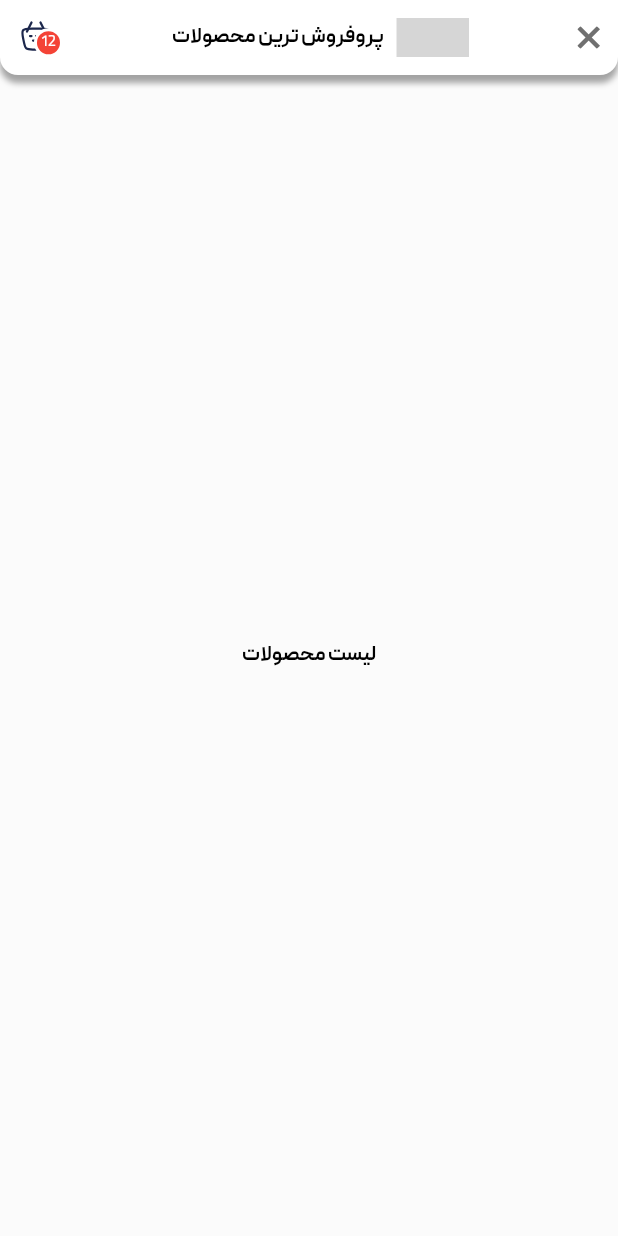
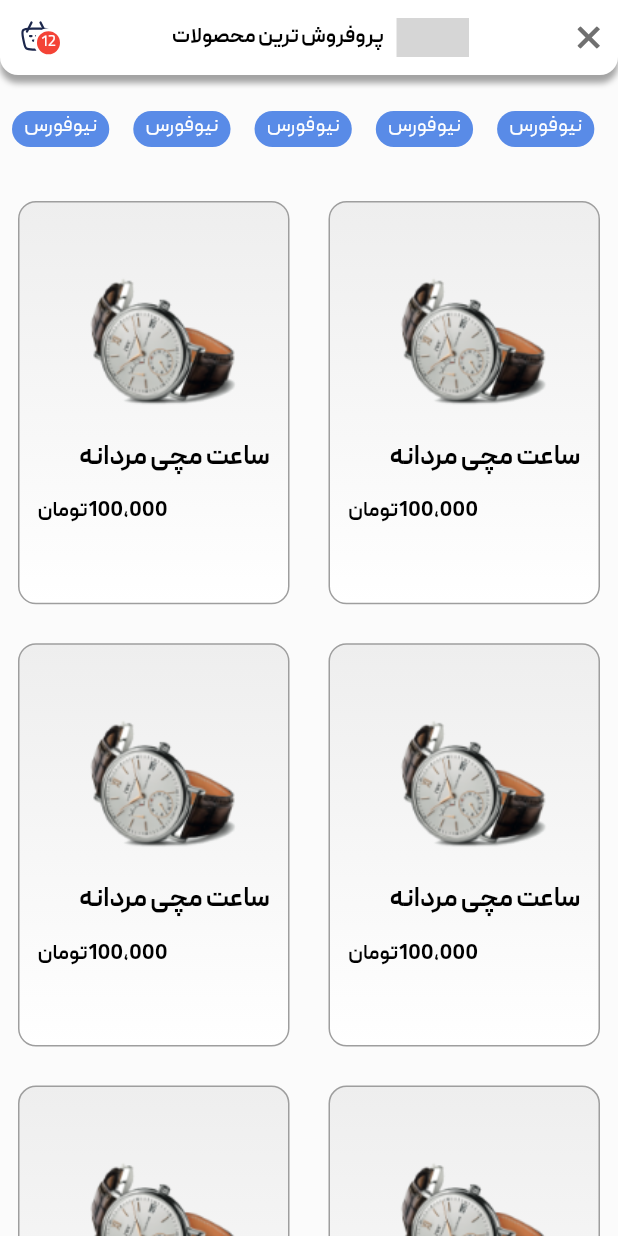
Before and after one commit to amirrezahaqi/ShopApp, a Flutter app: the screen it shows after launch, on a phone screen of 412 x 824 dp. Run offline on Flutter 3.47's test engine with Material 3 defaults, Android fonts, the phone set to English and light mode, and no system bars; our stand-ins replace carousel_slider, flutter_svg; grey boxes are pictures that could not be loaded.

Commit message:
complated product list screen

```diff
--- a/lib/screens/product_list_screen.dart
+++ b/lib/screens/product_list_screen.dart
@@ -3,6 +3,7 @@ import 'package:flutter_svg/svg.dart';
 import 'package:shopnew/component/extension.dart';
 import 'package:shopnew/res/colors.dart';
 import 'package:shopnew/res/dimens.dart';
+import 'package:shopnew/widgets/product_box.dart';
 
 import '../component/text_style.dart';
 import '../gen/assets.gen.dart';
@@ -37,8 +38,13 @@ class ProductListScreen extends StatelessWidget {
               ),
             ),
           ),
-          body: const Center(
-            child: Text("لیست محصولات", style: LightAppTextStyle.title),
+          body: Column(
+            children: [
+              AppDimens.medium.height,
+              const CatTags(),
+              AppDimens.medium.height,
+              const ProductListGridView()
+            ],
           )),
     );
   }
@@ -82,3 +88,55 @@ class CartBadge extends StatelessWidget {
     );
   }
 }
+
+class CatTags extends StatelessWidget {
+  const CatTags({super.key});
+
+  @override
+  Widget build(BuildContext context) {
+    return Padding(
+      padding: const EdgeInsets.symmetric(vertical: AppDimens.medium),
+      child: SizedBox(
+        height: 24,
+        child: ListView.builder(
+            scrollDirection: Axis.horizontal,
+            itemCount: 10,
+            itemBuilder: (context, i) {
+              return Container(
+                padding:
+                    const EdgeInsets.symmetric(horizontal: AppDimens.small),
+                margin: const EdgeInsets.symmetric(horizontal: AppDimens.small),
+                decoration: BoxDecoration(
+                    color: AppColors.primaryColor,
+                    borderRadius: BorderRadius.circular(AppDimens.large)),
+                child: const Text(
+                  "نیوفورس",
+                  style: LightAppTextStyle.button,
+                ),
+              );
+            }),
+      ),
+    );
+  }
+}
+
+class ProductListGridView extends StatelessWidget {
+  const ProductListGridView({super.key});
+
+  @override
+  Widget build(BuildContext context) {
+    return Expanded(
+      child: GridView.builder(
+          gridDelegate: const SliverGridDelegateWithFixedCrossAxisCount(
+              childAspectRatio: .7,
+              crossAxisCount: 2,
+              crossAxisSpacing: 2,
+              mainAxisSpacing: 2),
+          itemCount: 20,
+          itemBuilder: (context, i) {
+            return const ProductBoxWidget(
+                productName: "ساعت مچی مردانه", price: 100000);
+          }),
+    );
+  }
+}
```
